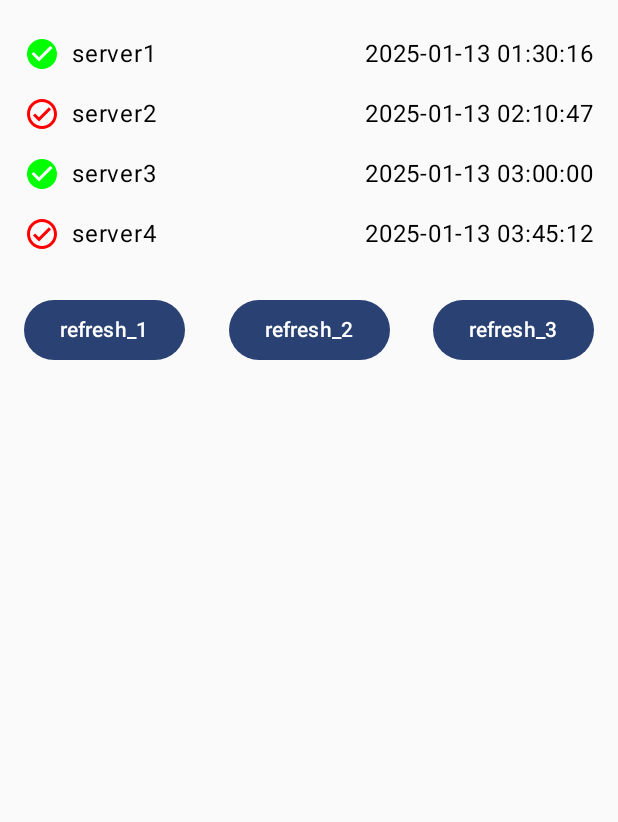
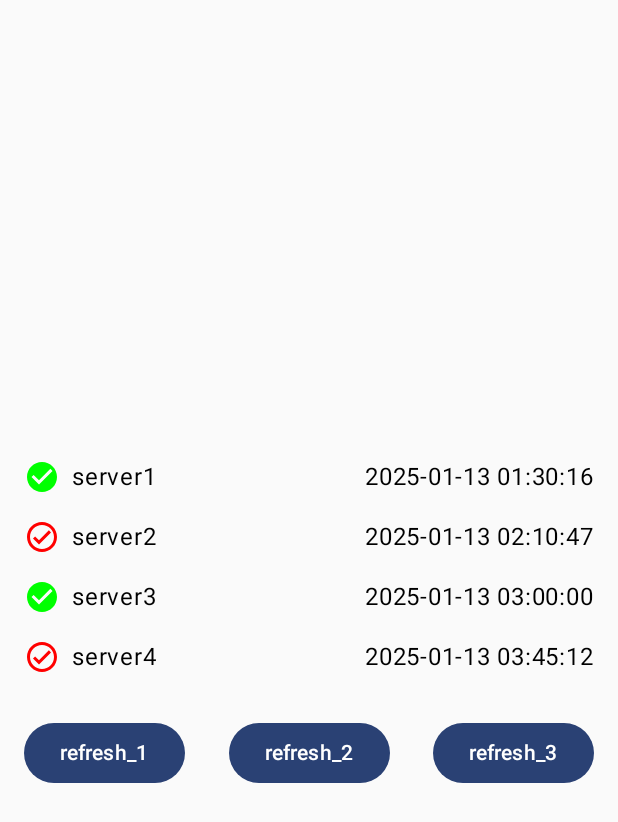
Before and after one commit to izowooi/fresh-mint, an Android app built with Jetpack Compose: the screen it shows after launch (MainActivity), on a phone screen of 412 x 824 dp. Shown: the top 822 px of the screen. Run offline under Robolectric (Android 15) with nearby library versions, the phone set to English and light mode, and no system bars.

Commit message:
가운데 정렬 추가

```diff
--- a/android_proj/app/src/main/java/com/freshmint/MainActivity.kt
+++ b/android_proj/app/src/main/java/com/freshmint/MainActivity.kt
@@ -67,7 +67,8 @@ fun ServerStatusScreen() {
     Column(
         modifier = Modifier
             .fillMaxSize()
-            .padding(16.dp)
+            .padding(16.dp),
+        verticalArrangement = Arrangement.Center
     ) {
         // 상단 4개의 Row: 서버 상태, 서버명, 갱신 날짜 표시
         serverList.forEach { server ->
```
